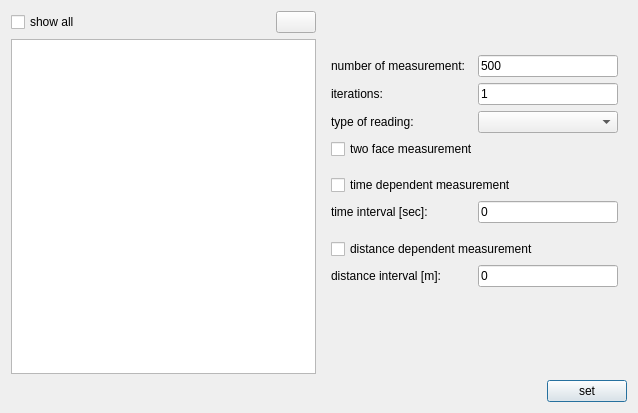
Above: ui/dialogs/measurementconfigurationdialog.ui from OpenIndy/OpenIndy before the change. Below: the same form after it.
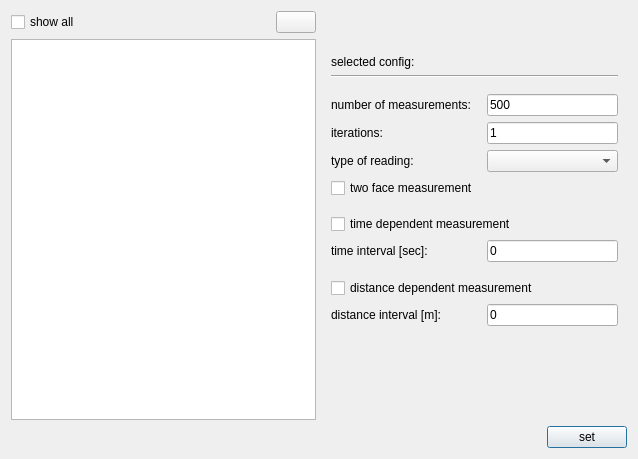
That is the form after the change. Icons and pictures are not drawn.

Commit message: bugfixes: measurement config dialog

What changed in the file:
```diff
--- a/ui/dialogs/measurementconfigurationdialog.ui
+++ b/ui/dialogs/measurementconfigurationdialog.ui
@@ -7,17 +7,21 @@
     <x>0</x>
     <y>0</y>
     <width>638</width>
-    <height>413</height>
+    <height>459</height>
    </rect>
   </property>
+  <property name="minimumSize">
+   <size>
+    <width>638</width>
+    <height>459</height>
+   </size>
+  </property>
   <property name="windowTitle">
    <string>sensor</string>
   </property>
-  <layout class="QGridLayout" name="gridLayout_2">
+  <layout class="QGridLayout" name="gridLayout">
    <item row="0" column="0">
-    <layout class="QVBoxLayout" name="verticalLayout_6">
-     <item>
-      <layout class="QHBoxLayout" name="horizontalLayout_7" stretch="1,1">
+    <layout class="QHBoxLayout" name="horizontalLayout_9">
        <item>
         <layout class="QVBoxLayout" name="verticalLayout_5">
          <item>
@@ -81,8 +85,6 @@
        </item>
        <item>
         <widget class="QWidget" name="widget_measurementConfigValues" native="true">
-         <layout class="QGridLayout" name="gridLayout">
-          <item row="0" column="0">
            <layout class="QVBoxLayout" name="verticalLayout_4">
             <item>
              <spacer name="verticalSpacer_4">
@@ -100,14 +102,64 @@
               </property>
              </spacer>
             </item>
+        <item>
+         <layout class="QHBoxLayout" name="horizontalLayout_7" stretch="8,7">
+          <item>
+           <widget class="QLabel" name="label_config">
+            <property name="text">
+             <string>selected config:</string>
+            </property>
+           </widget>
+          </item>
+          <item>
+           <widget class="QLabel" name="label_configName">
+            <property name="font">
+             <font>
+              <weight>75</weight>
+              <bold>true</bold>
+             </font>
+            </property>
+            <property name="text">
+             <string/>
+            </property>
+            <property name="indent">
+             <number>2</number>
+            </property>
+           </widget>
+          </item>
+         </layout>
+        </item>
+        <item>
+         <widget class="Line" name="line">
+          <property name="orientation">
+           <enum>Qt::Horizontal</enum>
+          </property>
+         </widget>
+        </item>
+        <item>
+         <spacer name="verticalSpacer_5">
+          <property name="orientation">
+           <enum>Qt::Vertical</enum>
+          </property>
+          <property name="sizeType">
+           <enum>QSizePolicy::Minimum</enum>
+          </property>
+          <property name="sizeHint" stdset="0">
+           <size>
+            <width>20</width>
+            <height>10</height>
+           </size>
+          </property>
+         </spacer>
+        </item>
             <item>
              <layout class="QVBoxLayout" name="verticalLayout_3">
               <item>
-               <layout class="QHBoxLayout" name="horizontalLayout_2" stretch="1,1">
+           <layout class="QHBoxLayout" name="horizontalLayout_2" stretch="8,7">
                 <item>
                  <widget class="QLabel" name="label_numMeas">
                   <property name="text">
-                   <string>number of measurement:</string>
+               <string>number of measurements:</string>
                   </property>
                  </widget>
                 </item>
@@ -121,7 +173,7 @@
                </layout>
               </item>
               <item>
-               <layout class="QHBoxLayout" name="horizontalLayout_3" stretch="1,1">
+           <layout class="QHBoxLayout" name="horizontalLayout_3" stretch="8,7">
                 <item>
                  <widget class="QLabel" name="label_iterations">
                   <property name="text">
@@ -139,7 +191,7 @@
                </layout>
               </item>
               <item>
-               <layout class="QHBoxLayout" name="horizontalLayout_4" stretch="1,1">
+           <layout class="QHBoxLayout" name="horizontalLayout_4" stretch="8,7">
                 <item>
                  <widget class="QLabel" name="label_readingType">
                   <property name="text">
@@ -185,7 +237,7 @@
                  </widget>
                 </item>
                 <item>
-                 <layout class="QHBoxLayout" name="horizontalLayout_6" stretch="1,1">
+             <layout class="QHBoxLayout" name="horizontalLayout_6" stretch="8,7">
                   <item>
                    <widget class="QLabel" name="label_timeInterval">
                     <property name="text">
@@ -230,7 +282,7 @@
                  </widget>
                 </item>
                 <item>
-                 <layout class="QHBoxLayout" name="horizontalLayout_8" stretch="1,1">
+             <layout class="QHBoxLayout" name="horizontalLayout_8" stretch="8,7">
                   <item>
                    <widget class="QLabel" name="label_distanceInterval">
                     <property name="text">
@@ -265,13 +317,11 @@
              </layout>
             </item>
            </layout>
-          </item>
-         </layout>
         </widget>
        </item>
       </layout>
      </item>
-     <item>
+   <item row="1" column="0">
       <layout class="QHBoxLayout" name="horizontalLayout">
        <item>
         <spacer name="horizontalSpacer">
@@ -295,8 +345,6 @@
           <string>set</string>
          </property>
         </widget>
-       </item>
-      </layout>
      </item>
     </layout>
    </item>
```
Left out of the diff: 4 changed lines with no effect on the pictures. Lines whose indentation alone changed are shown as unchanged. The commit also changes 7 other files.
